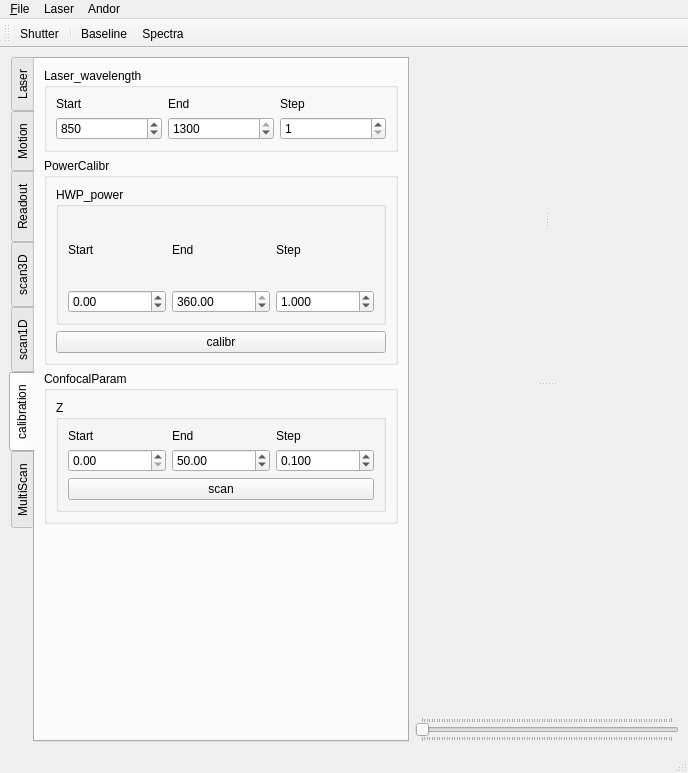
Above: microV.ui from xkronosua/microV before the change. Below: the same form after it.
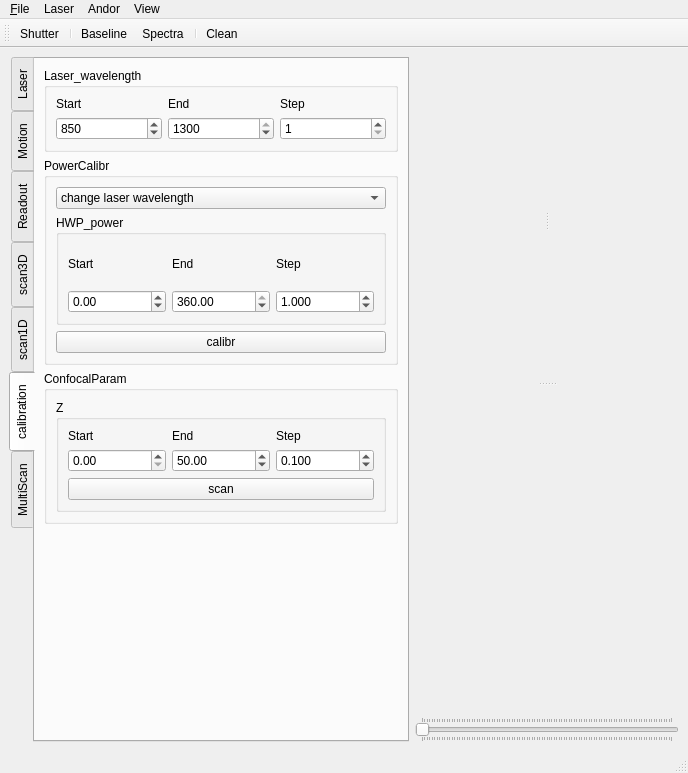
That is the form after the change. The open tabs and pages were chosen to show the change.

```diff
--- a/microV.ui
+++ b/microV.ui
@@ -2548,6 +2548,25 @@
            <string>PowerCalibr</string>
           </property>
           <layout class="QVBoxLayout" name="verticalLayout_15">
+           <item>
+            <widget class="QComboBox" name="powerCalibrMode">
+             <item>
+              <property name="text">
+               <string>change laser wavelength</string>
+              </property>
+             </item>
+             <item>
+              <property name="text">
+               <string>rotate HWP</string>
+              </property>
+             </item>
+             <item>
+              <property name="text">
+               <string>change laser wavelength -&gt; rotate HWP</string>
+              </property>
+             </item>
+            </widget>
+           </item>
            <item>
             <widget class="QGroupBox" name="groupBox_8">
              <property name="title">
@@ -3413,9 +3432,16 @@
     <addaction name="actionBaseline"/>
     <addaction name="actionSpectra"/>
    </widget>
+   <widget class="QMenu" name="menuView">
+    <property name="title">
+     <string>View</string>
+    </property>
+    <addaction name="actionClean"/>
+   </widget>
    <addaction name="menuFile"/>
    <addaction name="menuLaser"/>
    <addaction name="menuAndor"/>
+   <addaction name="menuView"/>
   </widget>
   <widget class="QStatusBar" name="statusbar"/>
   <widget class="QToolBar" name="toolBar">
@@ -3432,6 +3458,8 @@
    <addaction name="separator"/>
    <addaction name="actionBaseline"/>
    <addaction name="actionSpectra"/>
+   <addaction name="separator"/>
+   <addaction name="actionClean"/>
   </widget>
   <action name="actionExit">
    <property name="text">
@@ -3459,6 +3487,11 @@
     <string>Spectra</string>
    </property>
   </action>
+  <action name="actionClean">
+   <property name="text">
+    <string>Clean</string>
+   </property>
+  </action>
  </widget>
  <tabstops>
   <tabstop>configTabWidget</tabstop>
```
Left out of the diff: 35 changed lines with no effect on the pictures.
